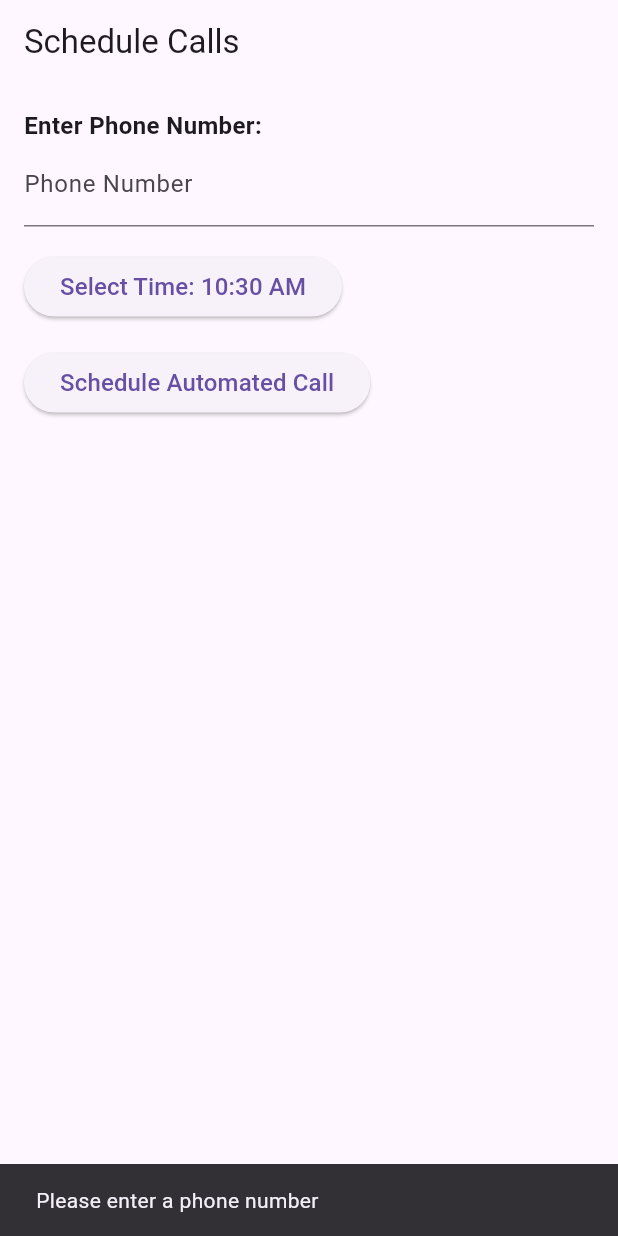
After one commit to mahmoodhamdi/auto_caller, a Flutter app: the screen it shows after launch, after a tap on "Schedule Automated Call", on a phone screen of 412 x 824 dp. The commit adds this screen. Run offline on Flutter 3.47's test engine with Material 3 defaults, Android fonts, the phone set to English and light mode, and no system bars; our stand-ins replace contacts_service, hive, image_picker, permission_handler, video_player; missing offline and left inert: android_alarm_manager_plus; accounts and stored records are empty.

Commit message:
add schedule call view

```diff
--- /dev/null
+++ b/lib/functions/functions.dart
@@ -0,0 +1,10 @@
+import 'package:flutter/services.dart';
+ const platform = MethodChannel('automated_call_channel');
+Future<void> makeAutomatedCall(String phoneNumber) async {
+  try {
+    await platform
+        .invokeMethod('makeAutomatedCall', {'phoneNumber': phoneNumber});
+  } on PlatformException catch (e) {
+    print("Failed to make automated call: '${e.message}'.");
+  }
+}
--- a/lib/main.dart
+++ b/lib/main.dart
@@ -3,6 +3,8 @@ import 'package:hive/hive.dart';
 import 'package:path_provider/path_provider.dart';
 import 'package:third_party_integration/models/contact_model.dart';
 import 'package:third_party_integration/views/automated_call_view.dart';
+import 'package:android_alarm_manager_plus/android_alarm_manager_plus.dart';
+import 'package:third_party_integration/views/schedule_call_view.dart';
 
 void main() async {
   // Initialize Hive
@@ -11,8 +13,9 @@ void main() async {
   final appDocumentDirectory = await getApplicationDocumentsDirectory();
   Hive.init(appDocumentDirectory.path);
   Hive.registerAdapter(ContactModelAdapter());
+  await AndroidAlarmManager.initialize();
 
-  // Additional initialization code...
+   // Additional initialization code...
   runApp(const MyApp());
 }
 
@@ -25,7 +28,7 @@ class MyApp extends StatelessWidget {
     return const MaterialApp(
       debugShowCheckedModeBanner: false,
       title: 'Third Party Integration',
-      home: AutomatedCallView(),
+      home: ScheduleCallsView(),
     );
   }
 }
--- /dev/null
+++ b/lib/views/schedule_call_view.dart
@@ -0,0 +1,193 @@
+// ignore_for_file: avoid_print, use_build_context_synchronously
+
+import 'package:android_alarm_manager_plus/android_alarm_manager_plus.dart';
+import 'package:flutter/material.dart';
+import 'package:flutter/services.dart';
+import 'package:permission_handler/permission_handler.dart';
+
+class ScheduleCallsView extends StatefulWidget {
+  const ScheduleCallsView({Key? key}) : super(key: key);
+
+  @override
+  _ScheduleCallsViewState createState() => _ScheduleCallsViewState();
+}
+
+class _ScheduleCallsViewState extends State<ScheduleCallsView> {
+  late TextEditingController _phoneNumberController;
+  late TimeOfDay _selectedTime;
+
+  @override
+  void initState() {
+    super.initState();
+    _phoneNumberController = TextEditingController();
+    _selectedTime = TimeOfDay.now();
+  }
+
+  @override
+  void dispose() {
+    _phoneNumberController.dispose();
+    super.dispose();
+  }
+
+  Future<void> _scheduleCall() async {
+    //check premissions first
+    var status = await Permission.backgroundRefresh.request();
+    if (status.isDenied) {
+      await Permission.backgroundRefresh.request();
+    }
+    if (status.isPermanentlyDenied) {
+      openAppSettings();
+    }
+    var backgroundStatus = await Permission.activityRecognition.request();
+    if (backgroundStatus.isDenied) {
+      await Permission.activityRecognition.request();
+    }
+    if (backgroundStatus.isPermanentlyDenied) {
+      openAppSettings();
+    }
+    var locationStatus = await Permission.location.request();
+    if (locationStatus.isDenied) {
+      await Permission.location.request();
+    }
+    if (locationStatus.isPermanentlyDenied) {
+      openAppSettings();
+    }
+    var alarmStatus = await Permission.criticalAlerts.request();
+    if (alarmStatus.isDenied) {
+      await Permission.criticalAlerts.request();
+    }
+    if (alarmStatus.isPermanentlyDenied) {
+      openAppSettings();
+    }
+    var ignoreBatteryOptimizationStatus =
+        await Permission.ignoreBatteryOptimizations.request();
+    if (ignoreBatteryOptimizationStatus.isDenied) {
+      await Permission.ignoreBatteryOptimizations.request();
+    }
+    if (ignoreBatteryOptimizationStatus.isPermanentlyDenied) {
+      openAppSettings();
+    }
+
+
+
+    var callStatus = await Permission.phone.request();
+
+    if (callStatus.isDenied) {
+      await Permission.phone.request();
+    }
+    if (callStatus.isPermanentlyDenied) {
+      openAppSettings();
+    }
+    // Schedule the call
+    final String phoneNumber = _phoneNumberController.text;
+    if (phoneNumber.isEmpty) {
+      ScaffoldMessenger.of(context).showSnackBar(
+        const SnackBar(
+          content: Text('Please enter a phone number'),
+        ),
+      );
+      print('Please enter a phone number');
+      return;
+    }
+
+    final DateTime now = DateTime.now();
+    final DateTime scheduledTime = DateTime(
+      now.year,
+      now.month,
+      now.day,
+      _selectedTime.hour,
+      _selectedTime.minute,
+    );
+
+    try {
+      await AndroidAlarmManager.periodic(
+        const Duration(days: 1), // Repeat daily
+        0, // Alarm ID
+        makeAutomatedCall,
+        startAt: scheduledTime,
+        exact: true,
+        wakeup: true,
+        rescheduleOnReboot: true,
+        allowWhileIdle: true, // Allow execution even when app is in idle state
+      );
+
+      ScaffoldMessenger.of(context).showSnackBar(
+        const SnackBar(
+          content: Text('Call scheduled successfully'),
+        ),
+      );
+      print('Call scheduled successfully');
+    } catch (e) {
+      // Handle error
+      print('Error scheduling call: $e');
+    }
+  }
+
+  Future<void> makeAutomatedCall(int alarmId) async {
+    // Make the automated call
+    print('Making automated call with ID: $alarmId');
+    final String phoneNumber = _phoneNumberController.text;
+    const platform = MethodChannel('automated_call_channel');
+    try {
+      await platform
+          .invokeMethod('makeAutomatedCall', {'phoneNumber': phoneNumber});
+    } on PlatformException catch (e) {
+      print("Failed to make automated call: '${e.message}'.");
+    }
+  }
+
+  Future<void> _showTimePicker() async {
+    final TimeOfDay? pickedTime = await showTimePicker(
+      context: context,
+      initialTime: _selectedTime,
+    );
+
+    if (pickedTime != null && pickedTime != _selectedTime) {
+      setState(() {
+        _selectedTime = pickedTime;
+      });
+    }
+  }
+
+  @override
+  Widget build(BuildContext context) {
+    return Scaffold(
+      appBar: AppBar(
+        title: const Text('Schedule Calls'),
+      ),
+      body: Padding(
+        padding: const EdgeInsets.all(16.0),
+        child: Column(
+          crossAxisAlignment: CrossAxisAlignment.start,
+          children: [
+            const Text(
+              'Enter Phone Number:',
+              style: TextStyle(fontSize: 16, fontWeight: FontWeight.bold),
+            ),
+            TextField(
+              controller: _phoneNumberController,
+              keyboardType: TextInputType.phone,
+              decoration: const InputDecoration(labelText: 'Phone Number'),
+            ),
+            const SizedBox(height: 16.0),
+            ElevatedButton(
+              onPressed: _showTimePicker,
+              child: Text(
+                'Select Time: ${_selectedTime.format(context)}',
+                style: const TextStyle(fontSize: 16),
+              ),
+            ),
+            const SizedBox(height: 16.0),
+            ElevatedButton(
+              onPressed: _scheduleCall,
+              child: const Text(
+                'Schedule Automated Call',
+                style: TextStyle(fontSize: 16),
+              ),
+            ),
+          ],
+        ),
+      ),
+    );
+  }
+}
--- a/pubspec.yaml
+++ b/pubspec.yaml
@@ -28,6 +28,7 @@ environment:
 # the latest version available on pub.dev. To see which dependencies have newer
 # versions available, run `flutter pub outdated`.
 dependencies:
+  android_alarm_manager_plus: ^3.0.4
   audioplayers: ^5.2.1
   build_runner: ^2.4.8
   contacts_service: ^0.6.3
```
Also changed, not shown: pubspec.lock, 2 other files.
